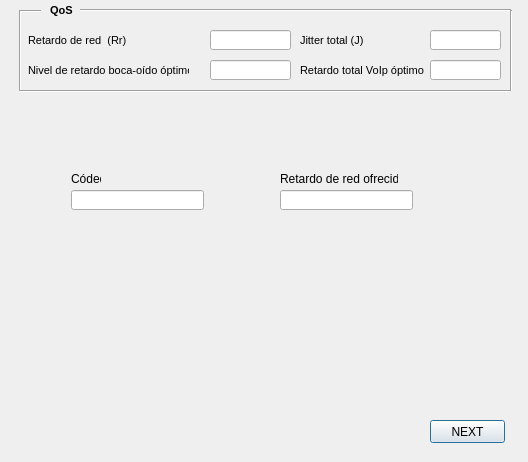
Old version of the form Paso3.ui in the repository JesusdelCas99/Laboratorio_de_Telematica_P2.
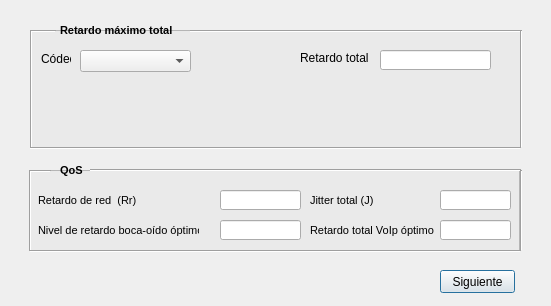
New version of the form.

The edit to the form file:
```diff
--- a/Paso3.ui
+++ b/Paso3.ui
@@ -6,8 +6,8 @@
    <rect>
     <x>0</x>
     <y>0</y>
-    <width>528</width>
-    <height>462</height>
+    <width>551</width>
+    <height>306</height>
    </rect>
   </property>
   <property name="windowTitle">
@@ -16,8 +16,8 @@
   <widget class="QLineEdit" name="lineEdit_10">
    <property name="geometry">
     <rect>
-     <x>430</x>
-     <y>30</y>
+     <x>440</x>
+     <y>190</y>
      <width>71</width>
      <height>20</height>
     </rect>
@@ -29,8 +29,8 @@
   <widget class="Line" name="line_20">
    <property name="geometry">
     <rect>
-     <x>10</x>
-     <y>10</y>
+     <x>20</x>
+     <y>170</y>
      <width>20</width>
      <height>81</height>
     </rect>
@@ -42,8 +42,8 @@
   <widget class="QLabel" name="label_23">
    <property name="geometry">
     <rect>
-     <x>28</x>
-     <y>60</y>
+     <x>38</x>
+     <y>220</y>
      <width>161</width>
      <height>21</height>
     </rect>
@@ -60,8 +60,8 @@
   <widget class="QLineEdit" name="lineEdit_11">
    <property name="geometry">
     <rect>
-     <x>210</x>
-     <y>30</y>
+     <x>220</x>
+     <y>190</y>
      <width>81</width>
      <height>20</height>
     </rect>
@@ -73,8 +73,8 @@
   <widget class="Line" name="line_19">
    <property name="geometry">
     <rect>
-     <x>20</x>
-     <y>80</y>
+     <x>30</x>
+     <y>240</y>
      <width>491</width>
      <height>22</height>
     </rect>
@@ -86,8 +86,8 @@
   <widget class="Line" name="line_21">
    <property name="geometry">
     <rect>
-     <x>500</x>
-     <y>10</y>
+     <x>510</x>
+     <y>170</y>
      <width>23</width>
      <height>81</height>
     </rect>
@@ -99,8 +99,8 @@
   <widget class="QLabel" name="label_17">
    <property name="geometry">
     <rect>
-     <x>50</x>
-     <y>0</y>
+     <x>60</x>
+     <y>160</y>
      <width>31</width>
      <height>21</height>
     </rect>
@@ -119,8 +119,8 @@
   <widget class="Line" name="line_23">
    <property name="geometry">
     <rect>
-     <x>20</x>
-     <y>0</y>
+     <x>30</x>
+     <y>160</y>
      <width>21</width>
      <height>22</height>
     </rect>
@@ -132,8 +132,8 @@
   <widget class="QLabel" name="label_21">
    <property name="geometry">
     <rect>
-     <x>300</x>
-     <y>60</y>
+     <x>310</x>
+     <y>220</y>
      <width>141</width>
      <height>21</height>
     </rect>
@@ -150,8 +150,8 @@
   <widget class="QLabel" name="label_16">
    <property name="geometry">
     <rect>
-     <x>28</x>
-     <y>30</y>
+     <x>38</x>
+     <y>190</y>
      <width>131</width>
      <height>21</height>
     </rect>
@@ -168,8 +168,8 @@
   <widget class="QLabel" name="label_18">
    <property name="geometry">
     <rect>
-     <x>300</x>
-     <y>30</y>
+     <x>310</x>
+     <y>190</y>
      <width>71</width>
      <height>21</height>
     </rect>
@@ -186,8 +186,8 @@
   <widget class="Line" name="line_24">
    <property name="geometry">
     <rect>
-     <x>80</x>
-     <y>0</y>
+     <x>90</x>
+     <y>160</y>
      <width>431</width>
      <height>20</height>
     </rect>
@@ -196,24 +196,11 @@
     <enum>Qt::Horizontal</enum>
    </property>
   </widget>
-  <widget class="QLabel" name="label">
-   <property name="geometry">
-    <rect>
-     <x>280</x>
-     <y>171</y>
-     <width>118</width>
-     <height>16</height>
-    </rect>
-   </property>
-   <property name="text">
-    <string>Retardo de red ofrecido</string>
-   </property>
-  </widget>
   <widget class="QLabel" name="label_2">
    <property name="geometry">
     <rect>
-     <x>71</x>
-     <y>171</y>
+     <x>41</x>
+     <y>51</y>
      <width>30</width>
      <height>16</height>
     </rect>
@@ -222,31 +209,11 @@
     <string>Códec</string>
    </property>
   </widget>
-  <widget class="QLineEdit" name="lineEdit">
-   <property name="geometry">
-    <rect>
-     <x>71</x>
-     <y>190</y>
-     <width>133</width>
-     <height>20</height>
-    </rect>
-   </property>
-  </widget>
-  <widget class="QLineEdit" name="lineEdit_2">
-   <property name="geometry">
-    <rect>
-     <x>280</x>
-     <y>190</y>
-     <width>133</width>
-     <height>20</height>
-    </rect>
-   </property>
-  </widget>
   <widget class="QLineEdit" name="lineEdit_12">
    <property name="geometry">
     <rect>
-     <x>210</x>
-     <y>60</y>
+     <x>220</x>
+     <y>220</y>
      <width>81</width>
      <height>20</height>
     </rect>
@@ -258,8 +225,8 @@
   <widget class="QLineEdit" name="lineEdit_13">
    <property name="geometry">
     <rect>
-     <x>430</x>
-     <y>60</y>
+     <x>440</x>
+     <y>220</y>
      <width>71</width>
      <height>20</height>
     </rect>
@@ -271,16 +238,219 @@
   <widget class="QPushButton" name="pushButton">
    <property name="geometry">
     <rect>
-     <x>430</x>
-     <y>420</y>
+     <x>440</x>
+     <y>270</y>
      <width>75</width>
      <height>23</height>
     </rect>
    </property>
    <property name="text">
-    <string>NEXT</string>
+    <string>Siguiente</string>
    </property>
   </widget>
+  <widget class="QComboBox" name="comboBox">
+   <property name="geometry">
+    <rect>
+     <x>80</x>
+     <y>50</y>
+     <width>111</width>
+     <height>22</height>
+    </rect>
+   </property>
+  </widget>
+  <widget class="Line" name="line">
+   <property name="geometry">
+    <rect>
+     <x>23</x>
+     <y>30</y>
+     <width>16</width>
+     <height>118</height>
+    </rect>
+   </property>
+   <property name="orientation">
+    <enum>Qt::Vertical</enum>
+   </property>
+  </widget>
+  <widget class="Line" name="line_2">
+   <property name="geometry">
+    <rect>
+     <x>30</x>
+     <y>140</y>
+     <width>491</width>
+     <height>16</height>
+    </rect>
+   </property>
+   <property name="orientation">
+    <enum>Qt::Horizontal</enum>
+   </property>
+  </widget>
+  <widget class="QLabel" name="label_19">
+   <property name="geometry">
+    <rect>
+     <x>60</x>
+     <y>20</y>
+     <width>131</width>
+     <height>21</height>
+    </rect>
+   </property>
+   <property name="font">
+    <font>
+     <pointsize>8</pointsize>
+     <weight>75</weight>
+     <bold>true</bold>
+    </font>
+   </property>
+   <property name="text">
+    <string>Retardo máximo total</string>
+   </property>
+  </widget>
+  <widget class="Line" name="line_3">
+   <property name="geometry">
+    <rect>
+     <x>190</x>
+     <y>23</y>
+     <width>331</width>
+     <height>16</height>
+    </rect>
+   </property>
+   <property name="orientation">
+    <enum>Qt::Horizontal</enum>
+   </property>
+  </widget>
+  <widget class="Line" name="line_4">
+   <property name="geometry">
+    <rect>
+     <x>520</x>
+     <y>30</y>
+     <width>3</width>
+     <height>118</height>
+    </rect>
+   </property>
+   <property name="orientation">
+    <enum>Qt::Vertical</enum>
+   </property>
+  </widget>
+  <widget class="Line" name="line_5">
+   <property name="geometry">
+    <rect>
+     <x>30</x>
+     <y>30</y>
+     <width>26</width>
+     <height>3</height>
+    </rect>
+   </property>
+   <property name="orientation">
+    <enum>Qt::Horizontal</enum>
+   </property>
+  </widget>
+  <widget class="QFrame" name="frame_2">
+   <property name="geometry">
+    <rect>
+     <x>30</x>
+     <y>30</y>
+     <width>491</width>
+     <height>118</height>
+    </rect>
+   </property>
+   <property name="styleSheet">
+    <string notr="true">background-color: rgb(234, 234, 234);</string>
+   </property>
+   <property name="frameShape">
+    <enum>QFrame::StyledPanel</enum>
+   </property>
+   <property name="frameShadow">
+    <enum>QFrame::Raised</enum>
+   </property>
+  </widget>
+  <widget class="QFrame" name="frame_3">
+   <property name="geometry">
+    <rect>
+     <x>29</x>
+     <y>170</y>
+     <width>491</width>
+     <height>81</height>
+    </rect>
+   </property>
+   <property name="styleSheet">
+    <string notr="true">background-color: rgb(234, 234, 234);</string>
+   </property>
+   <property name="frameShape">
+    <enum>QFrame::StyledPanel</enum>
+   </property>
+   <property name="frameShadow">
+    <enum>QFrame::Raised</enum>
+   </property>
+  </widget>
+  <widget class="QLabel" name="label">
+   <property name="geometry">
+    <rect>
+     <x>300</x>
+     <y>50</y>
+     <width>71</width>
+     <height>16</height>
+    </rect>
+   </property>
+   <property name="text">
+    <string>Retardo total</string>
+   </property>
+  </widget>
+  <widget class="QLineEdit" name="lineEdit_2">
+   <property name="geometry">
+    <rect>
+     <x>380</x>
+     <y>50</y>
+     <width>111</width>
+     <height>20</height>
+    </rect>
+   </property>
+  </widget>
+  <widget class="QFrame" name="frame">
+   <property name="geometry">
+    <rect>
+     <x>290</x>
+     <y>40</y>
+     <width>211</width>
+     <height>41</height>
+    </rect>
+   </property>
+   <property name="styleSheet">
+    <string notr="true">background-color: rgb(241, 241, 241);</string>
+   </property>
+   <property name="frameShape">
+    <enum>QFrame::StyledPanel</enum>
+   </property>
+   <property name="frameShadow">
+    <enum>QFrame::Raised</enum>
+   </property>
+  </widget>
+  <zorder>frame</zorder>
+  <zorder>frame_3</zorder>
+  <zorder>frame_2</zorder>
+  <zorder>line_5</zorder>
+  <zorder>lineEdit_10</zorder>
+  <zorder>line_20</zorder>
+  <zorder>label_23</zorder>
+  <zorder>lineEdit_11</zorder>
+  <zorder>line_19</zorder>
+  <zorder>line_21</zorder>
+  <zorder>label_17</zorder>
+  <zorder>line_23</zorder>
+  <zorder>label_21</zorder>
+  <zorder>label_16</zorder>
+  <zorder>label_18</zorder>
+  <zorder>line_24</zorder>
+  <zorder>label_2</zorder>
+  <zorder>lineEdit_12</zorder>
+  <zorder>lineEdit_13</zorder>
+  <zorder>pushButton</zorder>
+  <zorder>comboBox</zorder>
+  <zorder>line</zorder>
+  <zorder>line_2</zorder>
+  <zorder>label_19</zorder>
+  <zorder>line_3</zorder>
+  <zorder>line_4</zorder>
+  <zorder>label</zorder>
+  <zorder>lineEdit_2</zorder>
  </widget>
  <resources/>
  <connections/>
```
Left out of the diff: 2 changed lines with no effect on the pictures.
